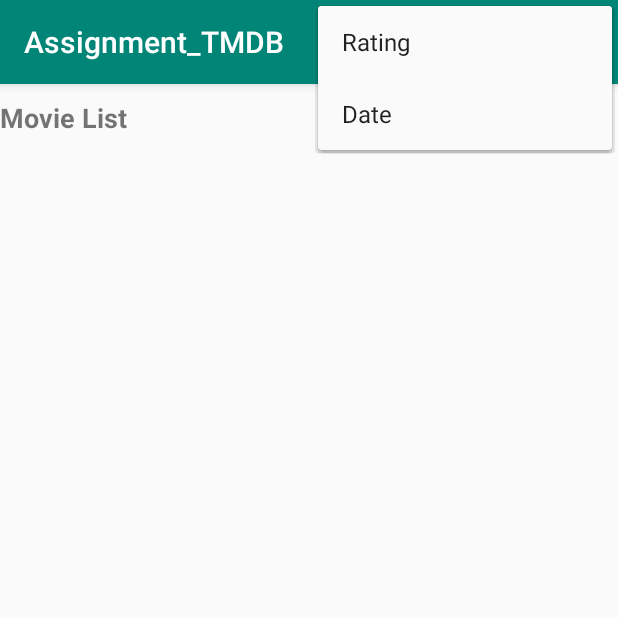
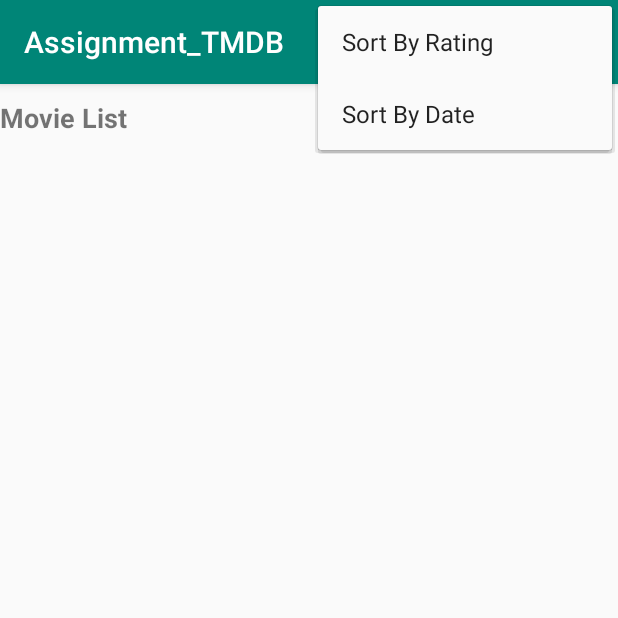
Before and after one commit to pankajbj/Assignment_TMDB, an Android app: the screen it shows after launch (MainActivity), with the options menu open, on a phone screen of 412 x 824 dp, the top half of it. Run offline under Robolectric (Android 15) with nearby library versions, the phone set to English and light mode, and no system bars; 1 statement that could not run was skipped.

Commit message:
Third commit

```diff
--- a/app/src/main/AndroidManifest.xml
+++ b/app/src/main/AndroidManifest.xml
@@ -2,6 +2,7 @@
 <manifest xmlns:android="http://schemas.android.com/apk/res/android"
     package="com.example.pankaj.assignment_tmdb">
 
+    <uses-permission android:name="android.permission.ACCESS_NETWORK_STATE" />
     <uses-permission android:name="android.permission.INTERNET"/>
 
     <application
--- a/app/src/main/java/com/example/pankaj/assignment_tmdb/MainActivity.java
+++ b/app/src/main/java/com/example/pankaj/assignment_tmdb/MainActivity.java
@@ -1,6 +1,10 @@
 package com.example.pankaj.assignment_tmdb;
 
 import android.arch.lifecycle.ViewModelProviders;
+import android.content.Context;
+import android.net.ConnectivityManager;
+import android.net.NetworkInfo;
+import android.support.design.widget.Snackbar;
 import android.support.v7.app.AppCompatActivity;
 import android.os.Bundle;
 import android.support.v7.widget.DividerItemDecoration;
@@ -10,6 +14,7 @@ import android.util.Log;
 import android.view.Menu;
 import android.view.MenuInflater;
 import android.view.MenuItem;
+import android.widget.LinearLayout;
 import android.widget.Toast;
 
 import java.util.ArrayList;
@@ -35,14 +40,14 @@ public class MainActivity extends AppCompatActivity {
     Retrofit retrofit;
     RecyclerView recyclerView;
     MyAdapter adapter;
-
+    LinearLayout linearLayout;
     MovieViewModel movieViewModel;
     @Override
     protected void onCreate(Bundle savedInstanceState) {
         super.onCreate(savedInstanceState);
         setContentView(R.layout.activity_main);
         recyclerView=findViewById(R.id.recyclerview);
-
+        linearLayout=findViewById(R.id.ll);
         //https://api.themoviedb.org/3/movie/popular?api_key=955c8a14117387021399e34318ab8b5c&language=en-US&page=1
         movieViewModel=ViewModelProviders.of(this).get(MovieViewModel.class);
 
@@ -52,6 +57,7 @@ public class MainActivity extends AppCompatActivity {
                 .build();
         ApiInterface myinterface=retrofit.create(ApiInterface.class);
         Call<MovieResults> call=myinterface.getMovies(CATEGORY,API_KEY,LANGUAGE,PAGE);
+        if(isConnected()) {
             try {
                 call.enqueue(new Callback<MovieResults>() {
                     @Override
@@ -59,7 +65,7 @@ public class MainActivity extends AppCompatActivity {
                         MovieResults results = response.body();
                         listofMovies = results.getResults();
 
-                    adapter=new MyAdapter(MainActivity.this,listofMovies);
+                        adapter = new MyAdapter(MainActivity.this, listofMovies);
                         recyclerView.setAdapter(adapter);
                     }
 
@@ -68,13 +74,17 @@ public class MainActivity extends AppCompatActivity {
                         t.printStackTrace();
                     }
                 });
-        }catch (Exception e){}
+            } catch (Exception e) {
+            }
             recyclerView.setAdapter(adapter);
-        LinearLayoutManager manager=new LinearLayoutManager(getApplicationContext());
+            LinearLayoutManager manager = new LinearLayoutManager(getApplicationContext());
             recyclerView.setLayoutManager(manager);
             manager.setOrientation(LinearLayoutManager.VERTICAL);
             recyclerView.addItemDecoration(new DividerItemDecoration(recyclerView.getContext(), DividerItemDecoration.HORIZONTAL));
-
+        }else {
+            Snackbar snackbar = Snackbar.make(linearLayout,"Please check Internet Connection!",Snackbar.LENGTH_SHORT);
+            snackbar.show();
+        }
     }
 
     @Override
@@ -88,43 +98,59 @@ public class MainActivity extends AppCompatActivity {
 
     @Override
     public boolean onOptionsItemSelected(MenuItem item) {
-        if(item.getItemId()==R.id.rating){
+        if(item.getItemId()==R.id.rating) {
+            if (isConnected()){
                 Collections.sort(listofMovies, new Comparator<MovieResults.Result>() {
                     public int compare(MovieResults.Result m1, MovieResults.Result m2) {
                         return m1.getPopularity().compareTo(m2.getPopularity());
                     }
                 });
-            adapter=new MyAdapter(MainActivity.this,listofMovies);
+            adapter = new MyAdapter(MainActivity.this, listofMovies);
 
             recyclerView.setAdapter(adapter);
-            LinearLayoutManager manager=new LinearLayoutManager(getApplicationContext());
+            LinearLayoutManager manager = new LinearLayoutManager(getApplicationContext());
             recyclerView.setLayoutManager(manager);
             manager.setOrientation(LinearLayoutManager.VERTICAL);
             recyclerView.addItemDecoration(new DividerItemDecoration(recyclerView.getContext(), DividerItemDecoration.HORIZONTAL));
 
-            Toast.makeText(getApplicationContext(),"list will be sorted based on Rating",Toast.LENGTH_SHORT).show();
-
+            Toast.makeText(getApplicationContext(), "list sorted based on Rating", Toast.LENGTH_SHORT).show();
         }
-        else if (item.getItemId()==R.id.date){
+        else{
+                Snackbar snackbar = Snackbar.make(linearLayout,"Please check Internet Connection!",Snackbar.LENGTH_SHORT);
+                snackbar.show();
+        }
+        }
+        else if (item.getItemId()==R.id.date) {
+            if (isConnected()) {
                 Collections.sort(listofMovies, new Comparator<MovieResults.Result>() {
                     public int compare(MovieResults.Result m1, MovieResults.Result m2) {
                         return m1.getReleaseDate().compareTo(m2.getReleaseDate());
                     }
                 });
-            adapter=new MyAdapter(MainActivity.this,listofMovies);
+                adapter = new MyAdapter(MainActivity.this, listofMovies);
 
                 recyclerView.setAdapter(adapter);
-            LinearLayoutManager manager=new LinearLayoutManager(getApplicationContext());
+                LinearLayoutManager manager = new LinearLayoutManager(getApplicationContext());
                 manager.setReverseLayout(true);
                 manager.setStackFromEnd(true);
                 recyclerView.setLayoutManager(manager);
                 manager.setOrientation(LinearLayoutManager.VERTICAL);
                 recyclerView.addItemDecoration(new DividerItemDecoration(recyclerView.getContext(), DividerItemDecoration.HORIZONTAL));
 
-            Log.i("tag","ttt"+listofMovies.toString());
-           Toast.makeText(getApplicationContext(),"List will be sorted based on Date of release",Toast.LENGTH_SHORT).show();
+                Log.i("tag", "ttt" + listofMovies.toString());
+                Toast.makeText(getApplicationContext(), "List sorted based on Date of release", Toast.LENGTH_SHORT).show();
+            }else{
+                Snackbar snackbar = Snackbar.make(linearLayout,"Please check Internet Connection!",Snackbar.LENGTH_SHORT);
+                snackbar.show();
+            }
         }
         return super.onOptionsItemSelected(item);
     }
+    public boolean isConnected(){
+        ConnectivityManager connectivityManager=(ConnectivityManager)getApplicationContext().getSystemService(Context.CONNECTIVITY_SERVICE);
+        NetworkInfo networkInfo=connectivityManager.getActiveNetworkInfo();
+        boolean isConnect=networkInfo!=null&&networkInfo.isConnectedOrConnecting();
+        return isConnect;
+    }
 
 }
--- a/app/src/main/java/com/example/pankaj/assignment_tmdb/MyAdapter.java
+++ b/app/src/main/java/com/example/pankaj/assignment_tmdb/MyAdapter.java
@@ -55,7 +55,7 @@ public class MyAdapter extends RecyclerView.Adapter<MyAdapter.MyViewHolder> {
         if (i==list.size()){
         myViewHolder.v.setVisibility(View.INVISIBLE);
     }
-    myViewHolder.title.setOnClickListener(new View.OnClickListener() {
+    myViewHolder.itemView.setOnClickListener(new View.OnClickListener() {
         @Override
         public void onClick(View v) {
             final Dialog dialog = new Dialog(context);
--- a/app/src/main/res/layout/activity_main.xml
+++ b/app/src/main/res/layout/activity_main.xml
@@ -6,7 +6,8 @@
     android:layout_width="match_parent"
     android:layout_height="match_parent"
     tools:context=".MainActivity"
-    android:orientation="vertical">
+    android:orientation="vertical"
+    android:id="@+id/ll">
 
     <TextView
         android:id="@+id/tv"
--- a/app/src/main/res/menu/opt_menu.xml
+++ b/app/src/main/res/menu/opt_menu.xml
@@ -1,8 +1,8 @@
 <?xml version="1.0" encoding="utf-8"?>
 <menu xmlns:android="http://schemas.android.com/apk/res/android">
     <item android:id="@+id/rating"
-        android:title="Rating"/>
+        android:title="Sort By Rating"/>
     <item android:id="@+id/date"
-        android:title="Date"/>
+        android:title="Sort By Date"/>
 
 </menu>
```
Also changed, not shown: 1 other file. Lines whose indentation alone changed are shown as unchanged.
